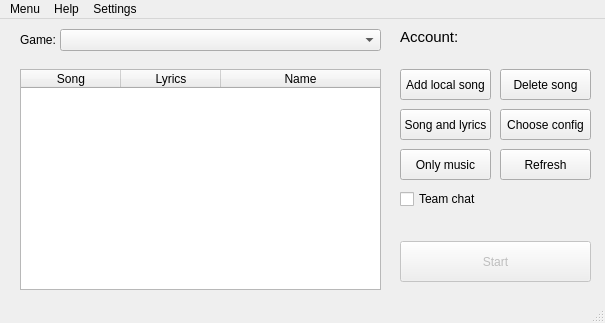
First picture: the form in src/mainwindow.ui, repository Catishere/karaoke-master, before the edit.
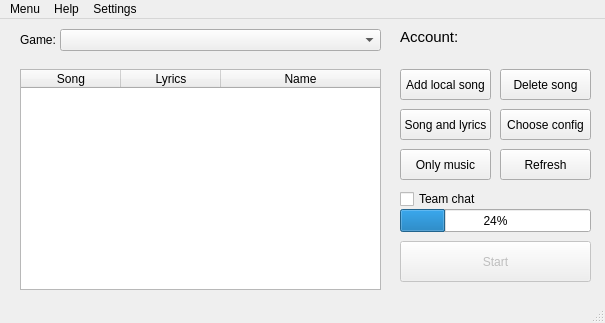
Second picture: the form after the edit.

Patch:
```diff
--- a/src/mainwindow.ui
+++ b/src/mainwindow.ui
@@ -332,6 +332,19 @@
      <string/>
     </property>
    </widget>
+   <widget class="QProgressBar" name="progressBar">
+    <property name="geometry">
+     <rect>
+      <x>400</x>
+      <y>190</y>
+      <width>191</width>
+      <height>23</height>
+     </rect>
+    </property>
+    <property name="value">
+     <number>24</number>
+    </property>
+   </widget>
   </widget>
   <widget class="QMenuBar" name="menuBar">
    <property name="geometry">
```
Left out of the diff: 6 changed lines with no effect on the pictures.
